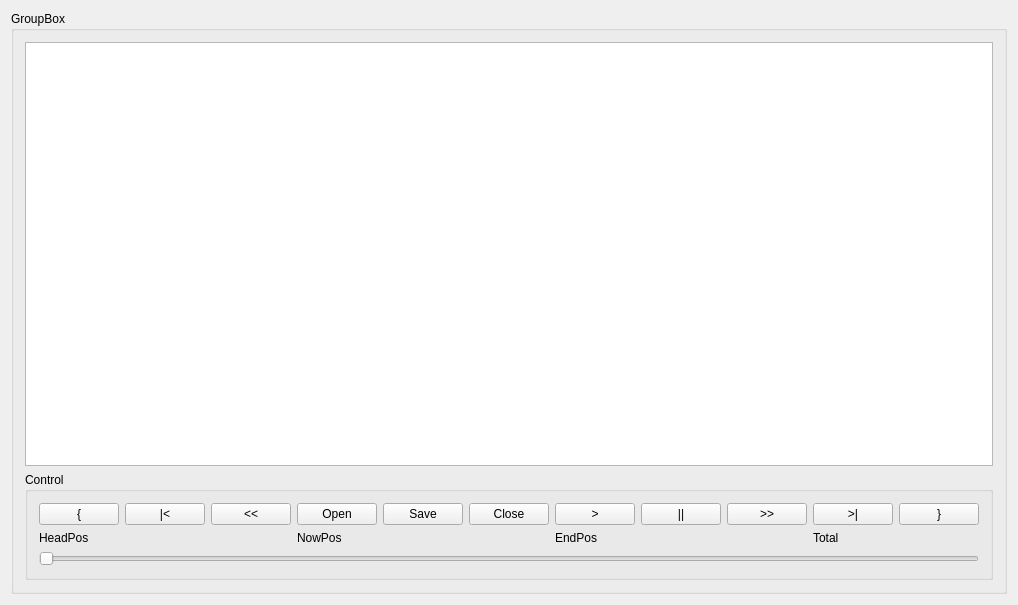
Old version of the form mainwindow.ui in the repository zkyf/KinectClipEditor.
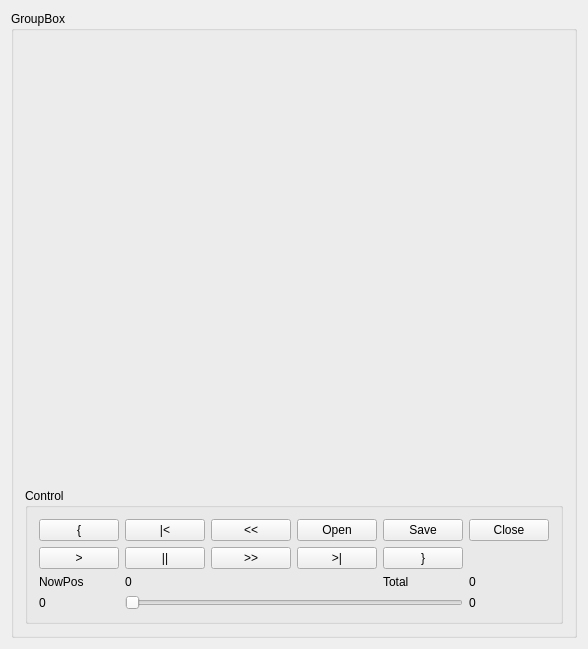
New version of the form.

```diff
--- a/mainwindow.ui
+++ b/mainwindow.ui
@@ -6,8 +6,8 @@
    <rect>
     <x>0</x>
     <y>0</y>
-    <width>943</width>
-    <height>589</height>
+    <width>558</width>
+    <height>626</height>
    </rect>
   </property>
   <property name="sizePolicy">
@@ -34,19 +34,22 @@
       </property>
       <layout class="QVBoxLayout" name="verticalLayout">
        <item>
-        <widget class="QGraphicsView" name="graphicsView">
+        <widget class="QLabel" name="graph">
          <property name="sizePolicy">
-          <sizepolicy hsizetype="Preferred" vsizetype="Preferred">
+          <sizepolicy hsizetype="Fixed" vsizetype="Fixed">
            <horstretch>0</horstretch>
            <verstretch>0</verstretch>
           </sizepolicy>
          </property>
          <property name="minimumSize">
           <size>
-           <width>512</width>
-           <height>424</height>
+           <width>520</width>
+           <height>440</height>
           </size>
          </property>
+         <property name="text">
+          <string/>
+         </property>
         </widget>
        </item>
        <item>
@@ -61,34 +64,6 @@
           <string>Control</string>
          </property>
          <layout class="QGridLayout" name="gridLayout">
-          <item row="0" column="6">
-           <widget class="QPushButton" name="buttonPlay">
-            <property name="text">
-             <string>&gt;</string>
-            </property>
-           </widget>
-          </item>
-          <item row="0" column="10">
-           <widget class="QPushButton" name="pushButton_7">
-            <property name="text">
-             <string>}</string>
-            </property>
-           </widget>
-          </item>
-          <item row="0" column="7">
-           <widget class="QPushButton" name="buttonPause">
-            <property name="text">
-             <string>||</string>
-            </property>
-           </widget>
-          </item>
-          <item row="0" column="1">
-           <widget class="QPushButton" name="buttonToHead">
-            <property name="text">
-             <string>|&lt;</string>
-            </property>
-           </widget>
-          </item>
           <item row="0" column="3">
            <widget class="QPushButton" name="buttonOpen">
             <property name="text">
@@ -96,10 +71,10 @@
             </property>
            </widget>
           </item>
-          <item row="0" column="9">
-           <widget class="QPushButton" name="pushButton_6">
+          <item row="0" column="1">
+           <widget class="QPushButton" name="buttonToHead">
             <property name="text">
-             <string>&gt;|</string>
+             <string>|&lt;</string>
             </property>
            </widget>
           </item>
@@ -110,27 +85,6 @@
             </property>
            </widget>
           </item>
-          <item row="1" column="9">
-           <widget class="QLabel" name="label_4">
-            <property name="text">
-             <string>Total</string>
-            </property>
-           </widget>
-          </item>
-          <item row="1" column="0">
-           <widget class="QLabel" name="label">
-            <property name="text">
-             <string>HeadPos</string>
-            </property>
-           </widget>
-          </item>
-          <item row="2" column="0" colspan="11">
-           <widget class="QSlider" name="horizontalSlider">
-            <property name="orientation">
-             <enum>Qt::Horizontal</enum>
-            </property>
-           </widget>
-          </item>
           <item row="0" column="4">
            <widget class="QPushButton" name="buttonSave">
             <property name="text">
@@ -145,20 +99,6 @@
             </property>
            </widget>
           </item>
-          <item row="1" column="3">
-           <widget class="QLabel" name="label_2">
-            <property name="text">
-             <string>NowPos</string>
-            </property>
-           </widget>
-          </item>
-          <item row="0" column="8">
-           <widget class="QPushButton" name="pushButton_10">
-            <property name="text">
-             <string>&gt;&gt;</string>
-            </property>
-           </widget>
-          </item>
           <item row="0" column="5">
            <widget class="QPushButton" name="buttonClose">
             <property name="text">
@@ -166,10 +106,87 @@
             </property>
            </widget>
           </item>
-          <item row="1" column="6">
-           <widget class="QLabel" name="label_3">
+          <item row="1" column="0">
+           <widget class="QPushButton" name="buttonPlay">
             <property name="text">
-             <string>EndPos</string>
+             <string>&gt;</string>
+            </property>
+           </widget>
+          </item>
+          <item row="1" column="1">
+           <widget class="QPushButton" name="buttonPause">
+            <property name="text">
+             <string>||</string>
+            </property>
+           </widget>
+          </item>
+          <item row="1" column="2">
+           <widget class="QPushButton" name="buttonNext">
+            <property name="text">
+             <string>&gt;&gt;</string>
+            </property>
+           </widget>
+          </item>
+          <item row="1" column="3">
+           <widget class="QPushButton" name="buttonToEnd">
+            <property name="text">
+             <string>&gt;|</string>
+            </property>
+           </widget>
+          </item>
+          <item row="1" column="4">
+           <widget class="QPushButton" name="buttonSetEnd">
+            <property name="text">
+             <string>}</string>
+            </property>
+           </widget>
+          </item>
+          <item row="3" column="0">
+           <widget class="QLabel" name="labelHeadPos">
+            <property name="text">
+             <string>0</string>
+            </property>
+           </widget>
+          </item>
+          <item row="2" column="0">
+           <widget class="QLabel" name="label_2">
+            <property name="text">
+             <string>NowPos</string>
+            </property>
+           </widget>
+          </item>
+          <item row="3" column="1" colspan="4">
+           <widget class="QSlider" name="slider">
+            <property name="orientation">
+             <enum>Qt::Horizontal</enum>
+            </property>
+           </widget>
+          </item>
+          <item row="3" column="5">
+           <widget class="QLabel" name="labelEndPos">
+            <property name="text">
+             <string>0</string>
+            </property>
+           </widget>
+          </item>
+          <item row="2" column="4">
+           <widget class="QLabel" name="label_4">
+            <property name="text">
+             <string>Total</string>
+            </property>
+           </widget>
+          </item>
+          <item row="2" column="5">
+           <widget class="QLabel" name="labelTotalLen">
+            <property name="text">
+             <string>0</string>
+            </property>
+           </widget>
+          </item>
+          <item row="2" column="1">
+           <widget class="QLabel" name="labelNowPos">
+            <property name="text">
+             <string>0</string>
             </property>
            </widget>
           </item>
```
